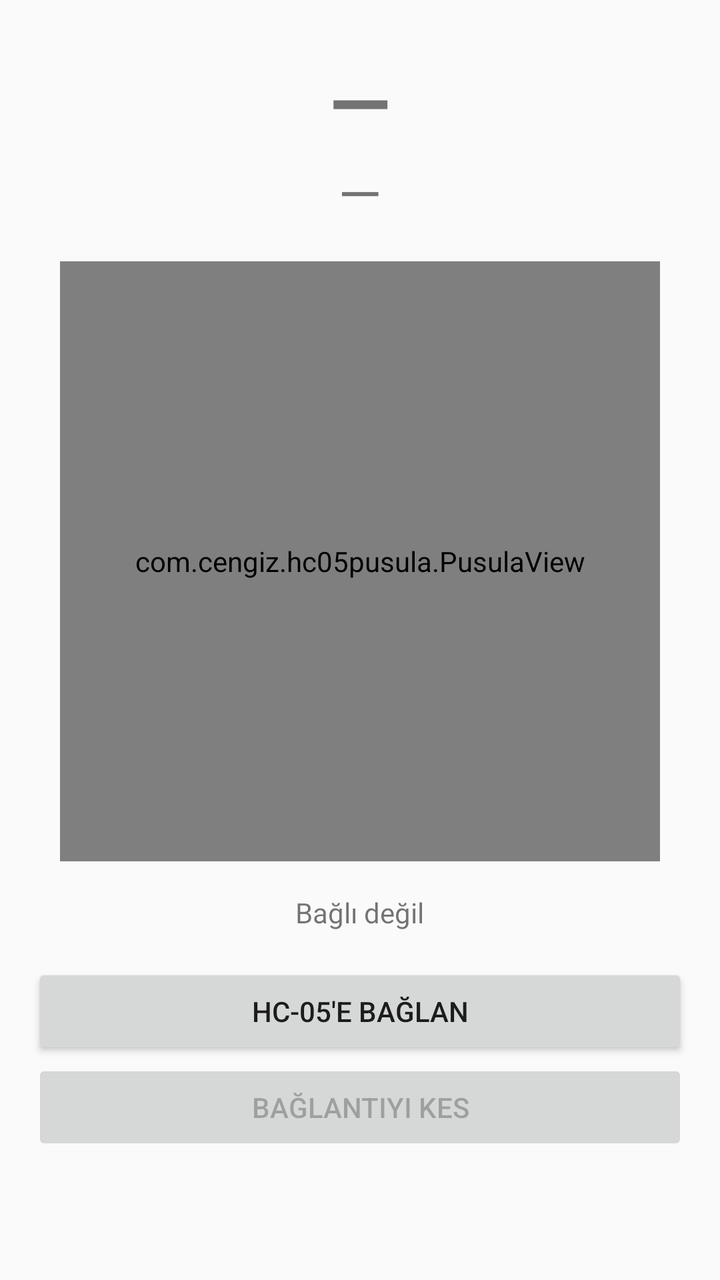
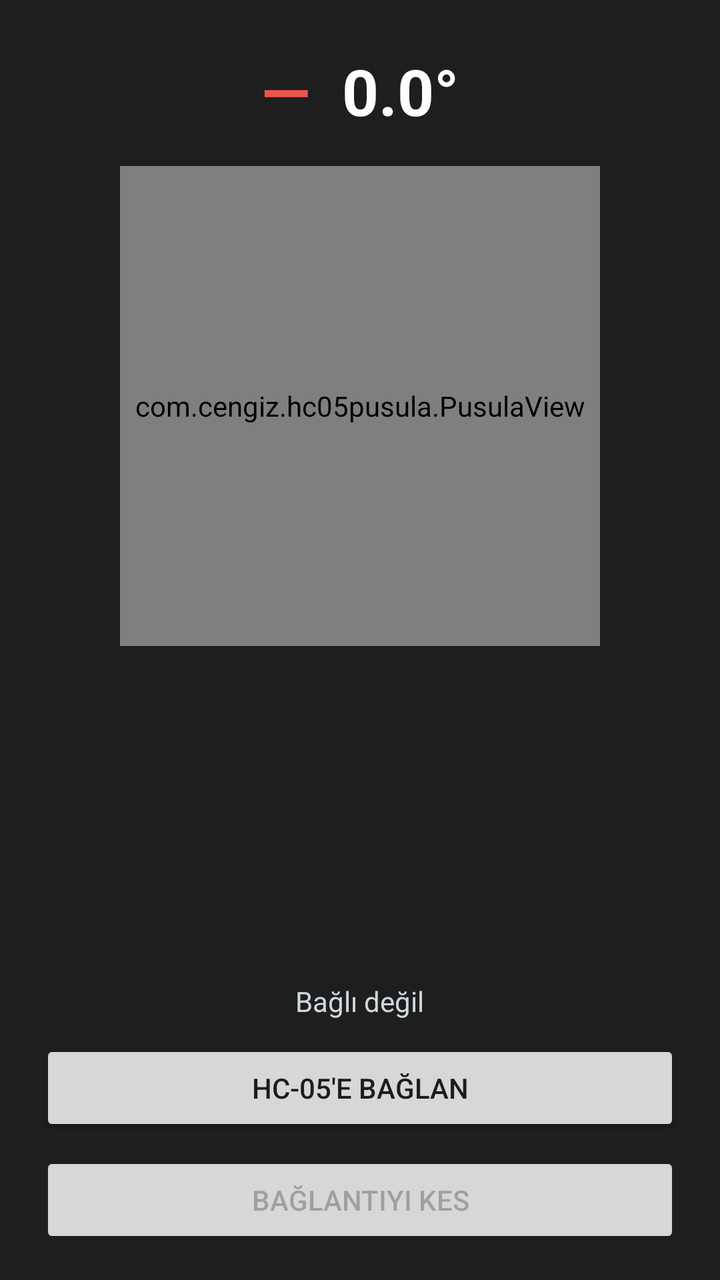

The first picture is an Android layout as it rendered before a commit; the second is the same layout after the commit. The layout source and the unified diff follow.
<!-- AndroidManifest.xml: application theme Theme.AppCompat.DayNight -->
<!-- res/layout/activity_main.xml -->
<?xml version="1.0" encoding="utf-8"?>
<LinearLayout xmlns:android="http://schemas.android.com/apk/res/android"
    android:layout_width="match_parent"
    android:layout_height="match_parent"
    android:orientation="vertical"
    android:padding="16dp"
    android:gravity="center_horizontal">

    <TextView
        android:id="@+id/tvYon"
        android:layout_width="wrap_content"
        android:layout_height="wrap_content"
        android:text="—"
        android:textSize="40sp"
        android:textStyle="bold"
        android:layout_marginTop="8dp" />

    <TextView
        android:id="@+id/tvDerece"
        android:layout_width="wrap_content"
        android:layout_height="wrap_content"
        android:text="—"
        android:textSize="28sp"
        android:layout_marginBottom="8dp" />

    <com.cengiz.hc05pusula.PusulaView
        android:id="@+id/pusula"
        android:layout_width="300dp"
        android:layout_height="300dp"
        android:layout_marginTop="8dp"
        android:layout_marginBottom="16dp" />

    <TextView
        android:id="@+id/tvDurum"
        android:layout_width="wrap_content"
        android:layout_height="wrap_content"
        android:text="Bağlı değil"
        android:textSize="14sp" />

    <Button
        android:id="@+id/btnBaglan"
        android:layout_width="match_parent"
        android:layout_height="wrap_content"
        android:text="HC-05'e Bağlan"
        android:layout_marginTop="16dp" />

    <Button
        android:id="@+id/btnKes"
        android:layout_width="match_parent"
        android:layout_height="wrap_content"
        android:text="Bağlantıyı Kes"
        android:enabled="false" />
</LinearLayout>
<!-- resources referenced by this layout -->
<resources>

</resources>

<!-- the commit's change to res/layout/activity_main.xml (unified diff, before → after) -->
@@ -3,51 +3,79 @@
     android:layout_width="match_parent"
     android:layout_height="match_parent"
     android:orientation="vertical"
-    android:padding="16dp"
-    android:gravity="center_horizontal">
+    android:gravity="center_horizontal"
+    android:background="#1E1E1E"
+    android:fitsSystemWindows="true"
+    android:paddingStart="20dp"
+    android:paddingEnd="20dp"
+    android:paddingTop="16dp"
+    android:paddingBottom="16dp">
 
-    <TextView
-        android:id="@+id/tvYon"
+    
+    <LinearLayout
         android:layout_width="wrap_content"
         android:layout_height="wrap_content"
-        android:text="—"
-        android:textSize="40sp"
-        android:textStyle="bold"
-        android:layout_marginTop="8dp" />
+        android:orientation="horizontal"
+        android:gravity="center_vertical"
+        android:layout_marginTop="8dp"
+        android:layout_marginBottom="12dp">
 
-    <TextView
-        android:id="@+id/tvDerece"
-        android:layout_width="wrap_content"
-        android:layout_height="wrap_content"
-        android:text="—"
-        android:textSize="28sp"
-        android:layout_marginBottom="8dp" />
+        <TextView
+            android:id="@+id/tvYon"
+            android:layout_width="wrap_content"
+            android:layout_height="wrap_content"
+            android:text="—"
+            android:textSize="32sp"
+            android:textStyle="bold"
+            android:textColor="#EF5350"
+            android:layout_marginEnd="16dp" />
 
+        <TextView
+            android:id="@+id/tvDerece"
+            android:layout_width="wrap_content"
+            android:layout_height="wrap_content"
+            android:text="0.0°"
+            android:textSize="32sp"
+            android:textStyle="bold"
+            android:textColor="#FFFFFF" />
+    </LinearLayout>
+
+    
     <com.cengiz.hc05pusula.PusulaView
         android:id="@+id/pusula"
-        android:layout_width="300dp"
-        android:layout_height="300dp"
-        android:layout_marginTop="8dp"
-        android:layout_marginBottom="16dp" />
+        android:layout_width="240dp"
+        android:layout_height="240dp"
+        android:layout_marginTop="4dp"
+        android:layout_marginBottom="12dp" />
 
+    
+    <View
+        android:layout_width="match_parent"
+        android:layout_height="0dp"
+        android:layout_weight="1" />
+
+    
     <TextView
         android:id="@+id/tvDurum"
         android:layout_width="wrap_content"
         android:layout_height="wrap_content"
         android:text="Bağlı değil"
-        android:textSize="14sp" />
+        android:textColor="#CFD8DC"
+        android:textSize="14sp"
+        android:layout_marginBottom="10dp" />
 
     <Button
         android:id="@+id/btnBaglan"
         android:layout_width="match_parent"
         android:layout_height="wrap_content"
-        android:text="HC-05'e Bağlan"
-        android:layout_marginTop="16dp" />
+        android:text="HC-05'E BAĞLAN" />
 
     <Button
         android:id="@+id/btnKes"
         android:layout_width="match_parent"
         android:layout_height="wrap_content"
-        android:text="Bağlantıyı Kes"
-        android:enabled="false" />
+        android:text="BAĞLANTIYI KES"
+        android:enabled="false"
+        android:layout_marginTop="8dp" />
+
 </LinearLayout>
